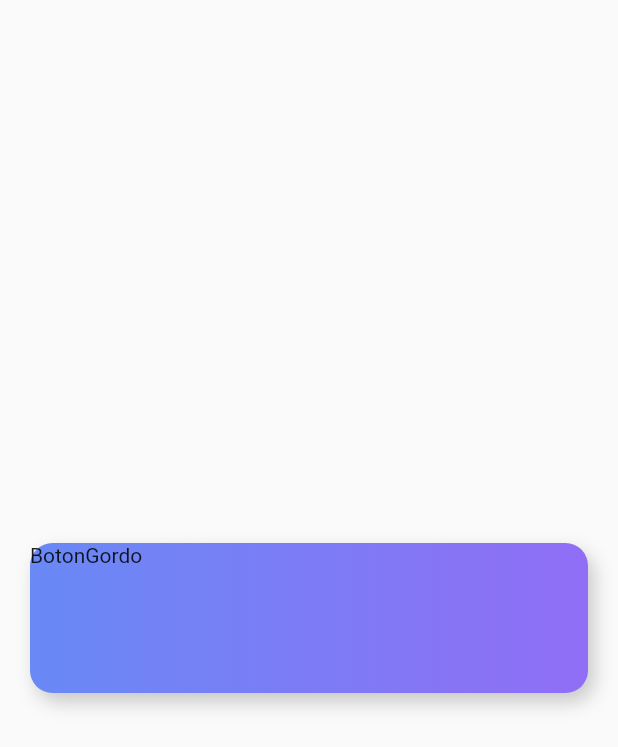
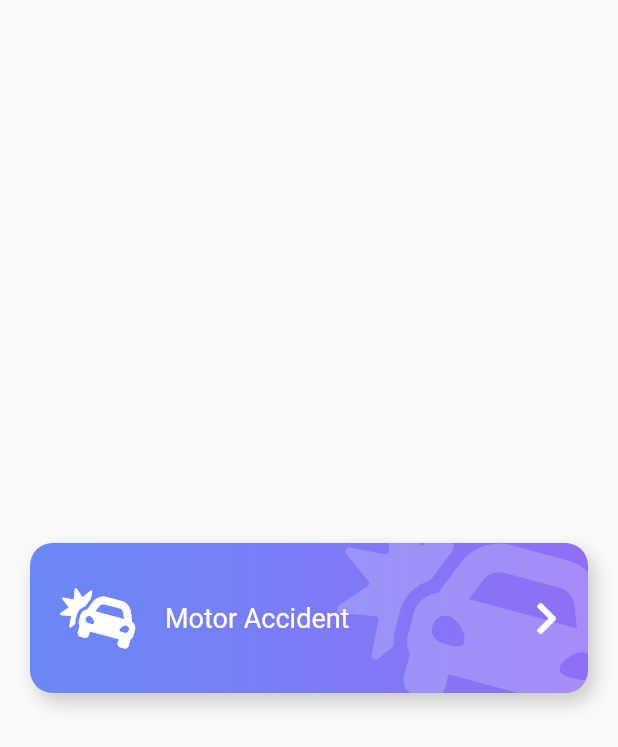
Before and after one commit to Adel-Cabrera/Flutter-UX-UI-Designs, a Flutter app: the screen it shows after launch, on a phone screen of 412 x 824 dp. Shown: the top 747 px of the screen. Run offline on Flutter 3.47's test engine with Material 2 defaults, Android fonts, the phone set to English and light mode, and no system bars; our stand-ins replace flutter_svg, font_awesome_flutter.

Commit message:
finished button layout

```diff
--- a/lib/src/pages/emergency_page.dart
+++ b/lib/src/pages/emergency_page.dart
@@ -7,6 +7,7 @@ class EmergencyPage extends StatelessWidget {
   @override
   Widget build(BuildContext context) {
     return Scaffold(
+      // backgroundColor: Colors.red,
       body: Center(
         child:
             //PageHeader()
--- a/lib/src/widgets/boton_gordo.dart
+++ b/lib/src/widgets/boton_gordo.dart
@@ -1,9 +1,47 @@
 import 'package:flutter/material.dart';
+import 'package:font_awesome_flutter/font_awesome_flutter.dart';
 
 class BotonGordo extends StatelessWidget {
   @override
   Widget build(BuildContext context) {
-    return _BotonGordoBackground();
+    return Stack(
+      children: <Widget>[
+        _BotonGordoBackground(),
+        Row(
+          mainAxisAlignment: MainAxisAlignment.center,
+          children: <Widget>[
+            SizedBox(
+              height: 140.0,
+              width: 40.0,
+            ),
+            FaIcon(
+              FontAwesomeIcons.carCrash,
+              color: Colors.white,
+              size: 40.0,
+            ),
+            SizedBox(
+              width: 20.0,
+            ),
+            Expanded(
+              child: Text(
+                'Motor Accident',
+                style: TextStyle(
+                  color: Colors.white,
+                  fontSize: 18.0,
+                ),
+              ),
+            ),
+            FaIcon(
+              FontAwesomeIcons.chevronRight,
+              color: Colors.white,
+            ),
+            SizedBox(
+              width: 40.0,
+            ),
+          ],
+        ),
+      ],
+    );
   }
 }
 
@@ -39,8 +77,23 @@ class _BotonGordoBackground extends StatelessWidget {
           ],
         ),
       ),
-      child: Text(
-        'BotonGordo',
+      child: ClipRRect(
+        borderRadius: BorderRadius.circular(
+          15.0,
+        ),
+        child: Stack(
+          children: <Widget>[
+            Positioned(
+              top: -20,
+              right: -20,
+              child: FaIcon(
+                FontAwesomeIcons.carCrash,
+                size: 150.0,
+                color: Colors.white.withOpacity(0.2),
+              ),
+            ),
+          ],
+        ),
       ),
     );
   }
```
